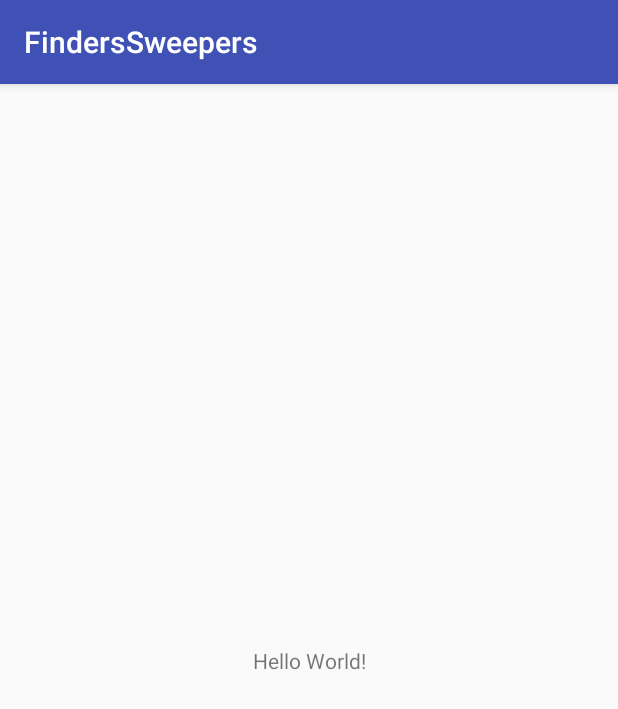
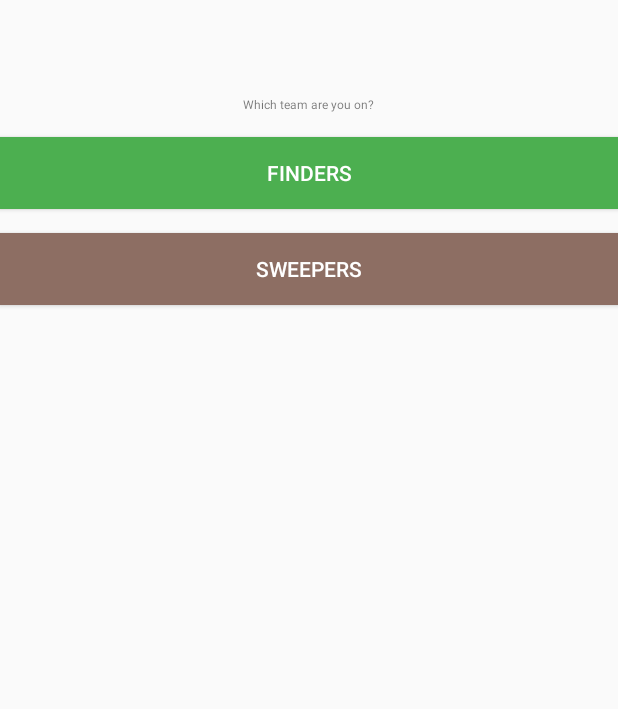
Before and after one commit to aahuangithub/losaltoshacks3, an Android app: the screen it shows after launch (Login), on a phone screen of 412 x 824 dp. Shown: the top 709 px of the screen. Run offline under Robolectric (Android 15) with nearby library versions, the phone set to English and light mode, and no system bars; 2 statements that could not run were skipped.

Commit message:
Add Login Activity

```diff
--- a/FindersSweepers/app/build.gradle
+++ b/FindersSweepers/app/build.gradle
@@ -16,6 +16,10 @@ android {
             proguardFiles getDefaultProguardFile('proguard-android.txt'), 'proguard-rules.pro'
         }
     }
+    compileOptions {
+        targetCompatibility 1.8
+        sourceCompatibility 1.8
+    }
 }
 
 dependencies {
--- a/FindersSweepers/app/src/main/res/layout/activity_login.xml
+++ b/FindersSweepers/app/src/main/res/layout/activity_login.xml
@@ -1,18 +1,42 @@
 <?xml version="1.0" encoding="utf-8"?>
-<android.support.constraint.ConstraintLayout xmlns:android="http://schemas.android.com/apk/res/android"
+<LinearLayout xmlns:android="http://schemas.android.com/apk/res/android"
     xmlns:app="http://schemas.android.com/apk/res-auto"
     xmlns:tools="http://schemas.android.com/tools"
     android:layout_width="match_parent"
     android:layout_height="match_parent"
+    android:orientation="vertical"
+    android:gravity="center_horizontal"
     tools:context="tech.trash.finderssweepers.Login">
 
     <TextView
         android:layout_width="wrap_content"
         android:layout_height="wrap_content"
-        android:text="Hello World!"
+        android:text="Which team are you on?"
+        android:textSize="@dimen/main_title_size"
+        android:paddingRight="8dp"
+        android:paddingLeft="8dp"
+        android:paddingTop="64dp"
         app:layout_constraintBottom_toBottomOf="parent"
         app:layout_constraintLeft_toLeftOf="parent"
         app:layout_constraintRight_toRightOf="parent"
         app:layout_constraintTop_toTopOf="parent" />
+    <Button
+        android:layout_marginTop="16dp"
+        android:paddingBottom="8dp"
+        android:paddingTop="8dp"
+        android:layout_width="match_parent"
+        android:layout_height="wrap_content"
+        android:background="@color/colorPrimary"
+        android:textColor="@color/white"
+        android:text="Finders"/>
+    <Button
+        android:layout_marginTop="16dp"
+        android:paddingBottom="8dp"
+        android:paddingTop="8dp"
+        android:layout_width="match_parent"
+        android:layout_height="wrap_content"
+        android:background="@color/colorAccent"
+        android:textColor="@color/white"
+        android:text="Sweepers"/>
 
-</android.support.constraint.ConstraintLayout>
+</LinearLayout>
--- a/FindersSweepers/app/src/main/res/values/colors.xml
+++ b/FindersSweepers/app/src/main/res/values/colors.xml
@@ -1,6 +1,7 @@
 <?xml version="1.0" encoding="utf-8"?>
 <resources>
-    <color name="colorPrimary">#3F51B5</color>
-    <color name="colorPrimaryDark">#303F9F</color>
-    <color name="colorAccent">#FF4081</color>
+    <color name="colorPrimary">#4CAF50</color>
+    <color name="colorPrimaryDark">#1B5E20</color>
+    <color name="colorAccent">#8D6E63</color>
+    <color name="white">#FFF</color>
 </resources>
--- a/FindersSweepers/app/src/main/res/values/styles.xml
+++ b/FindersSweepers/app/src/main/res/values/styles.xml
@@ -1,7 +1,7 @@
 <resources>
 
     <!-- Base application theme. -->
-    <style name="AppTheme" parent="Theme.AppCompat.Light.DarkActionBar">
+    <style name="AppTheme" parent="Theme.AppCompat.Light.NoActionBar">
         <!-- Customize your theme here. -->
         <item name="colorPrimary">@color/colorPrimary</item>
         <item name="colorPrimaryDark">@color/colorPrimaryDark</item>
```
Also changed, not shown: FindersSweepers/app/src/main/java/tech/trash/finderssweepers/Login.java (+9 -1 lines), 9 other files.
